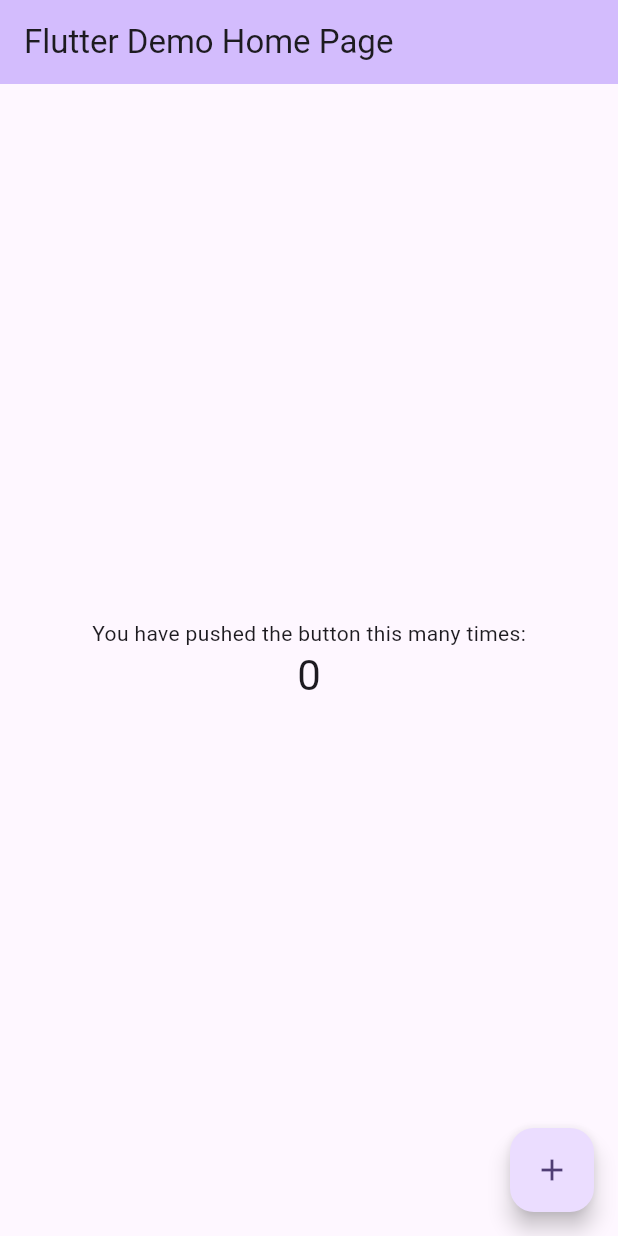
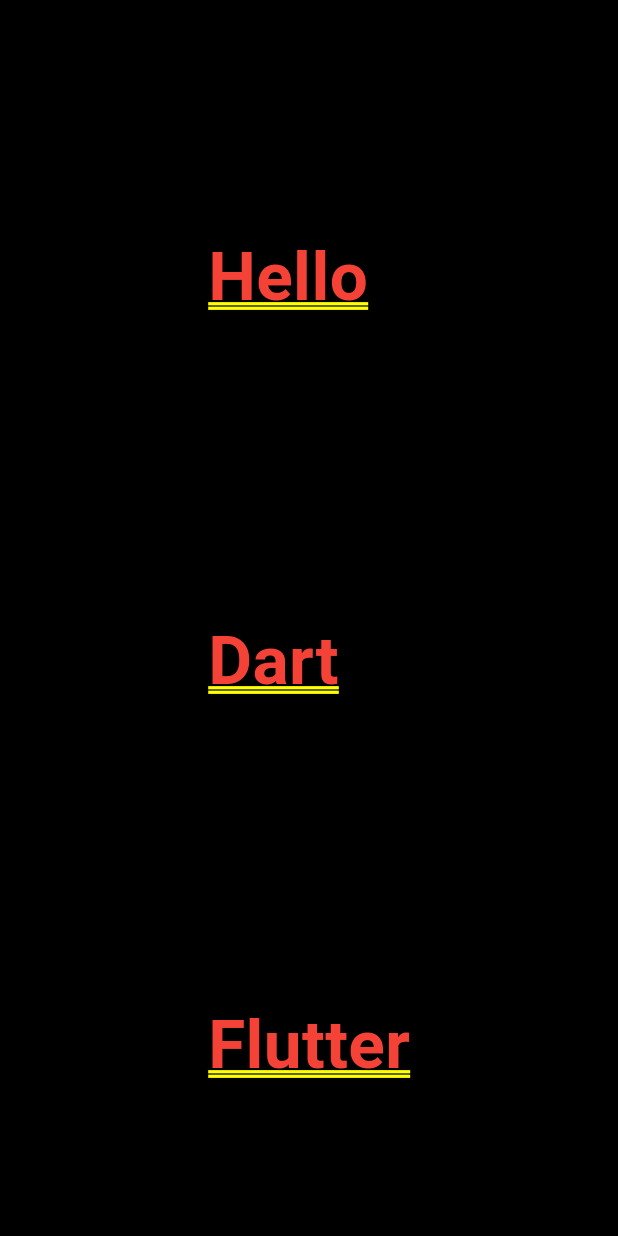
Before and after one commit to sadhana5953/flutter_project, a Flutter app: the screen it shows after launch, on a phone screen of 412 x 824 dp. Run offline on Flutter 3.47's test engine with Material 3 defaults, Android fonts, the phone set to English and light mode, and no system bars.

Commit message:
15-03-2024

```diff
--- a/lib/main.dart
+++ b/lib/main.dart
@@ -3,6 +3,7 @@ import 'package:flutter/material.dart';
 void main() {
   runApp(const MyApp());
 }
+
 //hello world
 class MyApp extends StatelessWidget {
   const MyApp({super.key});
@@ -10,35 +11,16 @@ class MyApp extends StatelessWidget {
   // This widget is the root of your application.
   @override
   Widget build(BuildContext context) {
-    return MaterialApp(
+    return const MaterialApp(
+      debugShowCheckedModeBanner: false,
       title: 'Flutter Demo',
-      theme: ThemeData(
-        // This is the theme of your application.
-        //
-        // TRY THIS: Try running your application with "flutter run". You'll see
-        // the application has a purple toolbar. Then, without quitting the app,
-        // try changing the seedColor in the colorScheme below to Colors.green
-        // and then invoke "hot reload" (save your changes or press the "hot
-        // reload" button in a Flutter-supported IDE, or press "r" if you used
-        // the command line to start the app).
-        //
-        // Notice that the counter didn't reset back to zero; the application
-        // state is not lost during the reload. To reset the state, use hot
-        // restart instead.
-        //
-        // This works for code too, not just values: Most code changes can be
-        // tested with just a hot reload.
-        colorScheme: ColorScheme.fromSeed(seedColor: Colors.deepPurple),
-        useMaterial3: true,
-      ),
-      home: const MyHomePage(title: 'Flutter Demo Home Page'),
+      home: const MyHomePage(title: ''),
     );
   }
 }
 
 class MyHomePage extends StatefulWidget {
   const MyHomePage({super.key, required this.title});
-
   // This widget is the home page of your application. It is stateful, meaning
   // that it has a State object (defined below) that contains fields that affect
   // how it looks.
@@ -47,7 +29,6 @@ class MyHomePage extends StatefulWidget {
   // case the title) provided by the parent (in this case the App widget) and
   // used by the build method of the State. Fields in a Widget subclass are
   // always marked "final".
-
   final String title;
 
   @override
@@ -55,19 +36,6 @@ class MyHomePage extends StatefulWidget {
 }
 
 class _MyHomePageState extends State<MyHomePage> {
-  int _counter = 0;
-
-  void _incrementCounter() {
-    setState(() {
-      // This call to setState tells the Flutter framework that something has
-      // changed in this State, which causes it to rerun the build method below
-      // so that the display can reflect the updated values. If we changed
-      // _counter without calling setState(), then the build method would not be
-      // called again, and so nothing would appear to happen.
-      _counter++;
-    });
-  }
-
   @override
   Widget build(BuildContext context) {
     // This method is rerun every time setState is called, for instance as done
@@ -77,18 +45,17 @@ class _MyHomePageState extends State<MyHomePage> {
     // fast, so that you can just rebuild anything that needs updating rather
     // than having to individually change instances of widgets.
     return Scaffold(
+      backgroundColor: Colors.black,
       appBar: AppBar(
         // TRY THIS: Try changing the color here to a specific color (to
         // Colors.amber, perhaps?) and trigger a hot reload to see the AppBar
         // change color while the other colors stay the same.
-        backgroundColor: Theme.of(context).colorScheme.inversePrimary,
+        backgroundColor: Colors.black,
         // Here we take the value from the MyHomePage object that was created by
         // the App.build method, and use it to set our appbar title.
         title: Text(widget.title),
       ),
-      body: Center(
-        // Center is a layout widget. It takes a single child and positions it
-        // in the middle of the parent.
+      body:const Center(
         child: Column(
           // Column is also a layout widget. It takes a list of children and
           // arranges them vertically. By default, it sizes itself to fit its
@@ -103,22 +70,20 @@ class _MyHomePageState extends State<MyHomePage> {
           // TRY THIS: Invoke "debug painting" (choose the "Toggle Debug Paint"
           // action in the IDE, or press "p" in the console), to see the
           // wireframe for each widget.
-          mainAxisAlignment: MainAxisAlignment.center,
+          mainAxisAlignment: MainAxisAlignment.spaceAround,
           children: <Widget>[
-            const Text(
-              'You have pushed the button this many times:',
-            ),
             Text(
-              '$_counter',
-              style: Theme.of(context).textTheme.headlineMedium,
-            ),
+              "Hello\n\n\n\nDart\n\n\n\nFlutter",
+              style: TextStyle(
+                  fontSize: 45,
+                  color: Colors.red,
+                  fontWeight: FontWeight.bold,
+                  decoration: TextDecoration.underline,
+                  decorationColor: Colors.yellowAccent,
+                  decorationStyle: TextDecorationStyle.double),
+            )
           ],
         ),
-      ),
-      floatingActionButton: FloatingActionButton(
-        onPressed: _incrementCounter,
-        tooltip: 'Increment',
-        child: const Icon(Icons.add),
       ), // This trailing comma makes auto-formatting nicer for build methods.
     );
   }
```
